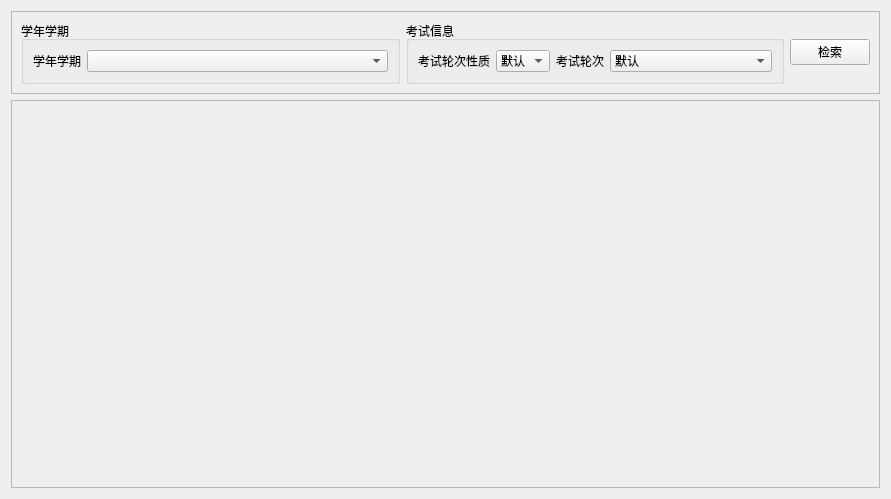
Old version of the form Qt-Zhku-Client/ExamArrangement_Ui.ui in the repository yujiecong/Qt-Zhku-Client.
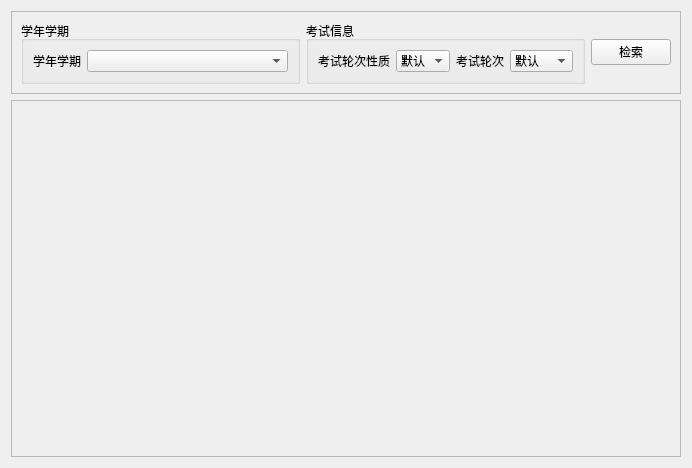
New version of the form.

What changed in the file:
```diff
--- a/Qt-Zhku-Client/ExamArrangement_Ui.ui
+++ b/Qt-Zhku-Client/ExamArrangement_Ui.ui
@@ -6,8 +6,8 @@
    <rect>
     <x>0</x>
     <y>0</y>
-    <width>891</width>
-    <height>499</height>
+    <width>692</width>
+    <height>468</height>
    </rect>
   </property>
   <property name="windowTitle">
@@ -158,8 +158,8 @@
        <rect>
         <x>0</x>
         <y>0</y>
-        <width>871</width>
-        <height>401</height>
+        <width>672</width>
+        <height>370</height>
        </rect>
       </property>
       <layout class="QVBoxLayout" name="verticalLayout_2"/>
```
